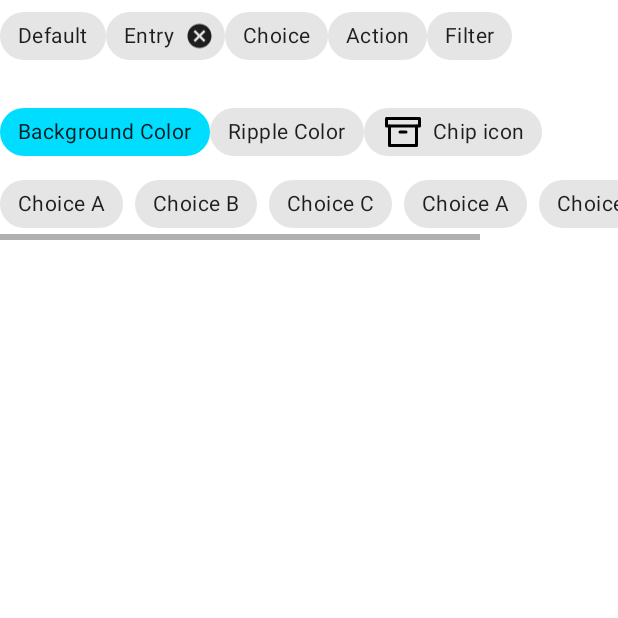
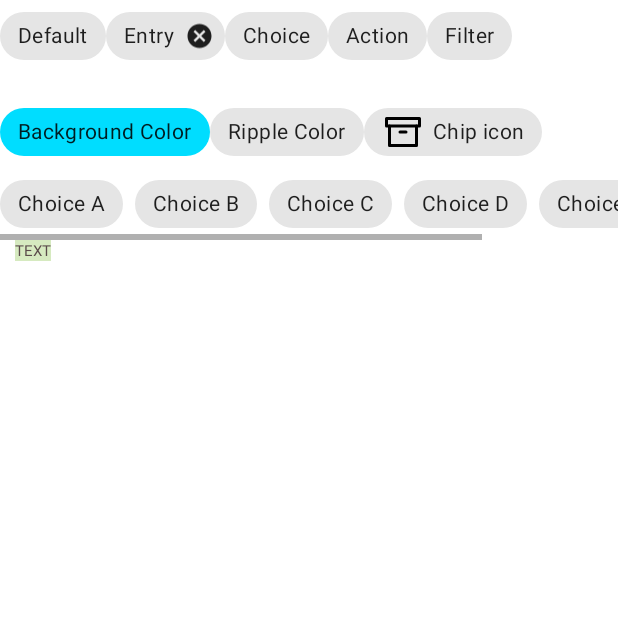
Before and after one commit to samitin/MaterialLesson1, an Android app: the screen it shows after launch (MainActivity), after a tap on "Settings", on a phone screen of 412 x 824 dp, the top half of it. Run offline under Robolectric (Android 15) with nearby library versions, the phone set to English and light mode, and no system bars; libraries missing offline, so code that uses them is left out: coil.api.load; pictures from the network do not load.

Commit message:
Создайте стили для ваших компонентов и применяйте эти стили

```diff
--- a/app/src/main/res/layout/fragment_chips.xml
+++ b/app/src/main/res/layout/fragment_chips.xml
@@ -13,32 +13,32 @@
         <com.google.android.material.chip.Chip
             android:layout_width="wrap_content"
             android:layout_height="wrap_content"
-            android:text="Default" />
+            android:text="@string/default_text" />
 
         <com.google.android.material.chip.Chip
             android:id="@+id/chipWithClose"
             style="@style/Widget.MaterialComponents.Chip.Entry"
             android:layout_width="wrap_content"
             android:layout_height="wrap_content"
-            android:text="Entry" />
+            android:text="@string/entry_text" />
 
         <com.google.android.material.chip.Chip
             style="@style/Widget.MaterialComponents.Chip.Choice"
             android:layout_width="wrap_content"
             android:layout_height="wrap_content"
-            android:text="Choice" />
+            android:text="@string/choice_text" />
 
         <com.google.android.material.chip.Chip
             style="@style/Widget.MaterialComponents.Chip.Action"
             android:layout_width="wrap_content"
             android:layout_height="wrap_content"
-            android:text="Action" />
+            android:text="@string/action_text" />
 
         <com.google.android.material.chip.Chip
             style="@style/Widget.MaterialComponents.Chip.Filter"
             android:layout_width="wrap_content"
             android:layout_height="wrap_content"
-            android:text="Filter" />
+            android:text="@string/filter_text" />
     </LinearLayout>
 
     <LinearLayout
@@ -50,20 +50,20 @@
         <com.google.android.material.chip.Chip
             android:layout_width="wrap_content"
             android:layout_height="wrap_content"
-            android:text="Background Color"
+            android:text="@string/background_color_text"
             app:chipBackgroundColor="@android:color/holo_blue_bright" />
 
         <com.google.android.material.chip.Chip
             style="@style/Widget.MaterialComponents.Chip.Choice"
             android:layout_width="wrap_content"
             android:layout_height="wrap_content"
-            android:text="Ripple Color"
+            android:text="@string/ripple_color_text"
             app:rippleColor="@android:color/holo_orange_dark" />
 
         <com.google.android.material.chip.Chip
             android:layout_width="wrap_content"
             android:layout_height="wrap_content"
-            android:text="Chip icon"
+            android:text="@string/chip_icon_text"
             app:chipIcon="@drawable/ic_archive"
             app:iconStartPadding="10dp" />
     </LinearLayout>
@@ -83,39 +83,42 @@
                 style="@style/Widget.MaterialComponents.Chip.Choice"
                 android:layout_width="wrap_content"
                 android:layout_height="wrap_content"
-                android:text="Choice A" />
+                android:text="@string/choice_a_text" />
 
             <com.google.android.material.chip.Chip
                 style="@style/Widget.MaterialComponents.Chip.Choice"
                 android:layout_width="wrap_content"
                 android:layout_height="wrap_content"
-                android:text="Choice B" />
+                android:text="@string/choice_b_text" />
 
             <com.google.android.material.chip.Chip
                 style="@style/Widget.MaterialComponents.Chip.Choice"
                 android:layout_width="wrap_content"
                 android:layout_height="wrap_content"
-                android:text="Choice C" />
+                android:text="@string/choice_c_text" />
 
             <com.google.android.material.chip.Chip
                 style="@style/Widget.MaterialComponents.Chip.Choice"
                 android:layout_width="wrap_content"
                 android:layout_height="wrap_content"
-                android:text="Choice A" />
+                android:text="@string/choice_d_text" />
 
             <com.google.android.material.chip.Chip
                 style="@style/Widget.MaterialComponents.Chip.Choice"
                 android:layout_width="wrap_content"
                 android:layout_height="wrap_content"
-                android:text="Choice B" />
+                android:text="@string/choice_e_text" />
 
             <com.google.android.material.chip.Chip
                 style="@style/Widget.MaterialComponents.Chip.Choice"
                 android:layout_width="wrap_content"
                 android:layout_height="wrap_content"
-                android:text="Choice C" />
+                android:text="@string/choice_f_text" />
         </com.google.android.material.chip.ChipGroup>
+
     </HorizontalScrollView>
-
+    <TextView
+        android:text="@string/text_veiw_text"
+        style="@style/heading_text_style"/>
 
 </LinearLayout>
--- a/app/src/main/res/values/colors.xml
+++ b/app/src/main/res/values/colors.xml
@@ -14,4 +14,6 @@
     <color name="colorPrimary">#008577</color>
     <color name="colorPrimaryDark">#00574B</color>
     <color name="colorAccent">#D81B60</color>
+    <color name="heading_colour">#5A4A4A</color>
+    <color name="chipBackgroundColor">#D6EAC0</color>
 </resources>
--- /dev/null
+++ b/app/src/main/res/values/dimens.xml
@@ -0,0 +1,5 @@
+<?xml version="1.0" encoding="utf-8"?>
+<resources>
+    <dimen name="heading_size">10sp</dimen>
+    <dimen name="heading_margin_left">10dp</dimen>
+</resources>
--- a/app/src/main/res/values/strings.xml
+++ b/app/src/main/res/values/strings.xml
@@ -6,4 +6,19 @@
     <string name="favourite">favorite</string>
     <string name="settings">Settings</string>
     <string name="search">Search</string>
+    <string name="text_veiw_text">TEXT</string>
+    <string name="default_text">Default</string>
+    <string name="entry_text">Entry</string>
+    <string name="choice_text">Choice</string>
+    <string name="action_text">Action</string>
+    <string name="filter_text">Filter</string>
+    <string name="background_color_text">Background Color</string>
+    <string name="ripple_color_text">Ripple Color</string>
+    <string name="chip_icon_text">Chip icon</string>
+    <string name="choice_a_text">Choice A</string>
+    <string name="choice_b_text">Choice B</string>
+    <string name="choice_c_text">Choice C</string>
+    <string name="choice_d_text">Choice D</string>
+    <string name="choice_e_text">Choice E</string>
+    <string name="choice_f_text">Choice F</string>
 </resources>
--- a/app/src/main/res/values/themes.xml
+++ b/app/src/main/res/values/themes.xml
@@ -24,4 +24,13 @@
         <item name="endIconMode">custom</item>
         <item name="endIconDrawable">@drawable/ic_wikipedia</item>
     </style>
+
+    <style name="heading_text_style">
+        <item name="android:textColor">@color/heading_colour</item>
+        <item name="android:textSize">@dimen/heading_size</item>
+        <item name="android:layout_marginLeft">@dimen/heading_margin_left</item>
+        <item name="android:background">@color/chipBackgroundColor</item>
+        <item name="android:layout_width">wrap_content</item>
+        <item name="android:layout_height">wrap_content</item>
+    </style>
 </resources>
```
